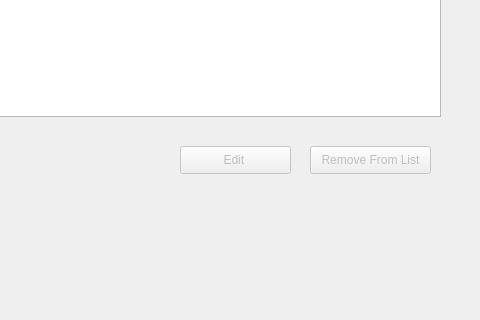
The window that Verk1_2/computerscreen.ui (steinarb08/Verkefni1_2) describes before a commit, drawn with Qt 5; both pictures show x 340 to 820 and y 304 to 624 of the 820 by 726 pixel window.
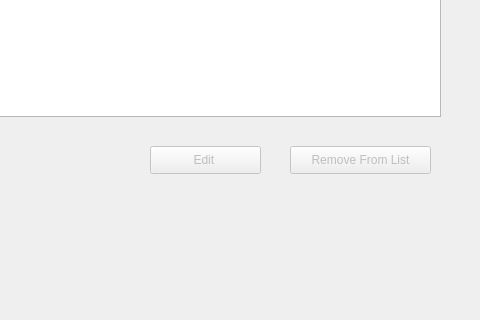
The same window after the commit.

What changed in the file:
```diff
--- a/Verk1_2/computerscreen.ui
+++ b/Verk1_2/computerscreen.ui
@@ -78,9 +78,9 @@
     </property>
     <property name="geometry">
      <rect>
-      <x>650</x>
+      <x>630</x>
       <y>450</y>
-      <width>121</width>
+      <width>141</width>
       <height>28</height>
      </rect>
     </property>
@@ -94,7 +94,7 @@
     </property>
     <property name="geometry">
      <rect>
-      <x>520</x>
+      <x>490</x>
       <y>450</y>
       <width>111</width>
       <height>28</height>
```
